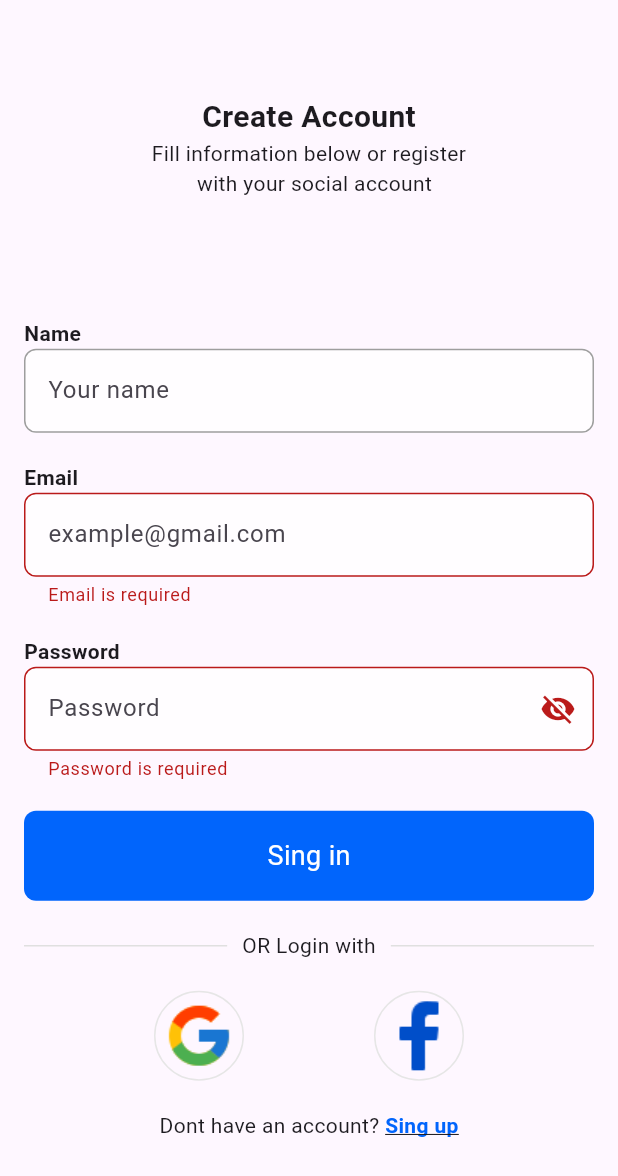
After one commit to 1oussamai/doctor-Appointment, a Flutter app: the SingUpBody screen opened directly, after a tap on "Sing in", on a phone screen of 412 x 824 dp. The commit adds this screen. Shown: the top 1176 px of the screen. Run offline on Flutter 3.47's test engine with Material 3 defaults, Android fonts, the phone set to English and light mode, and no system bars; our stand-ins replace smooth_page_indicator.

Commit message:
creating sing up screen

```diff
--- a/lib/screens/Sing_up_screen.dart
+++ b/lib/screens/Sing_up_screen.dart
@@ -1,3 +1,4 @@
+import 'package:doctor_appoitment/widget/sing_up_body.dart';
 import 'package:flutter/material.dart';
 
 class SingUpScreen extends StatelessWidget {
@@ -5,8 +6,6 @@ class SingUpScreen extends StatelessWidget {
 
   @override
   Widget build(BuildContext context) {
-    return Scaffold(
-      body: Center(child: Text("home")),
-    );
+    return const SingUpBody();
   }
 }
--- /dev/null
+++ b/lib/widget/sing_up_body.dart
@@ -0,0 +1,160 @@
+import 'package:doctor_appoitment/constants.dart';
+import 'package:doctor_appoitment/screens/home_page.dart';
+import 'package:doctor_appoitment/widget/costom_bottom.dart';
+import 'package:doctor_appoitment/widget/custom_text_field.dart';
+import 'package:doctor_appoitment/widget/loging_with_facebook_and_google.dart';
+import 'package:flutter/material.dart';
+
+class SingUpBody extends StatefulWidget {
+  const SingUpBody({super.key});
+
+  @override
+  State<SingUpBody> createState() => _SingUpBodyState();
+}
+
+class _SingUpBodyState extends State<SingUpBody> {
+  final formKey = GlobalKey<FormState>();
+  late TextEditingController emailController;
+  late TextEditingController passwordController;
+  @override
+  Widget build(BuildContext context) {
+    return SafeArea(
+      child: Form(
+        key: formKey,
+        child: Scaffold(
+          body: Padding(
+            padding: const EdgeInsets.all(16),
+            child: Column(
+              crossAxisAlignment: CrossAxisAlignment.center,
+              mainAxisAlignment: MainAxisAlignment.center,
+              children: [
+                const Text(
+                  'Create Account',
+                  style: TextStyle(
+                    fontSize: 20,
+                    fontWeight: FontWeight.bold,
+                  ),
+                ),
+                const Text(
+                  'Fill information below or register\n  with your social account',
+                  textAlign: TextAlign.center,
+                ),
+                const SizedBox(
+                  height: 80,
+                ),
+                const Row(
+                  children: [
+                    Text(
+                      'Name',
+                      style: TextStyle(fontWeight: FontWeight.w600),
+                    ),
+                  ],
+                ),
+                const CustomTextField(
+                  hintText: 'Your name',
+                ),
+                const SizedBox(
+                  height: 20,
+                ),
+                const Row(
+                  children: [
+                    Text(
+                      'Email',
+                      style: TextStyle(fontWeight: FontWeight.w600),
+                    ),
+                  ],
+                ),
+                CustomTextField(
+                  hintText: 'example@gmail.com',
+                  validator: confirmEmail,
+                ),
+                const SizedBox(
+                  height: 20,
+                ),
+                const Row(
+                  children: [
+                    Text(
+                      'Password',
+                      style: TextStyle(
+                        fontWeight: FontWeight.w600,
+                      ),
+                    ),
+                  ],
+                ),
+                CustomTextField(
+                  hintText: 'Password',
+                  suffixIcon: const Icon(Icons.visibility_off),
+                  validator: confirmPassword,
+                ),
+
+                const SizedBox(
+                  height: 20,
+                ),
+                // adding my costum botton
+
+                CostomBottom(
+                  text: 'Sing in',
+                  onTap: () {
+                    if (formKey.currentState!.validate()) {
+                      Navigator.push(
+                        context,
+                        MaterialPageRoute(builder: (context) {
+                          return const HomePage();
+                        }),
+                      );
+                    }
+                  },
+                ),
+                const SizedBox(
+                  height: 20,
+                ),
+
+                const LogingWithFacebookAndGoogle(),
+
+                const SizedBox(
+                  height: 20,
+                ),
+
+                Row(
+                  mainAxisAlignment: MainAxisAlignment.center,
+                  children: [
+                    const Text("Dont have an account? "),
+                    GestureDetector(
+                      onTap: () {
+                        Navigator.pop(context);
+                      },
+                      child: const Text("Sing up",
+                          style: TextStyle(
+                            decoration: TextDecoration.underline,
+                            color: kPrimeryColor,
+                            fontWeight: FontWeight.w600,
+                          )),
+                    ),
+                  ],
+                )
+              ],
+            ),
+          ),
+        ),
+      ),
+    );
+  }
+
+  String? confirmPassword(value) {
+    if (value == null || value.isEmpty) {
+      return 'Password is required';
+    } else if (value.length < 6) {
+      return 'Password must be at least 6 characters long';
+    }
+    return null;
+  }
+
+  String? confirmEmail(value) {
+    if (value == null || value.isEmpty) {
+      return 'Email is required';
+    } else if (!RegExp(r'^[a-zA-Z0-9._%+-]+@gmal\.com$').hasMatch(value)) {
+      return 'Email must be a valid @gmal.com address';
+    }
+    return null;
+  }
+}
```
